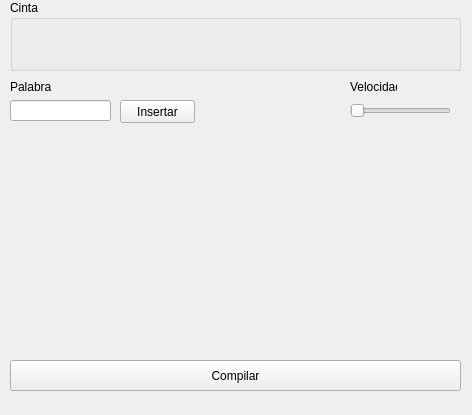
EAngurel/turingMachineSimulator, file machine.ui: the form before one commit.
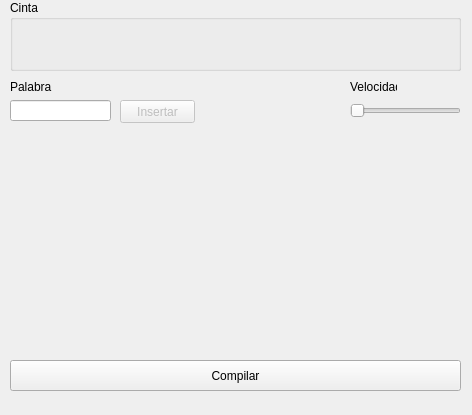
The form after the commit. Icons and pictures are not drawn.

The edit to the form file:
```diff
--- a/machine.ui
+++ b/machine.ui
@@ -54,8 +54,8 @@
     <property name="geometry">
      <rect>
       <x>200</x>
-      <y>100</y>
-      <width>131</width>
+      <y>80</y>
+      <width>141</width>
       <height>21</height>
      </rect>
     </property>
@@ -66,10 +66,13 @@
      <rect>
       <x>350</x>
       <y>100</y>
-      <width>101</width>
+      <width>111</width>
       <height>21</height>
      </rect>
     </property>
+    <property name="maximum">
+     <number>99</number>
+    </property>
     <property name="orientation">
      <enum>Qt::Horizontal</enum>
     </property>
@@ -124,6 +127,9 @@
     </property>
    </widget>
    <widget class="QPushButton" name="submit">
+    <property name="enabled">
+     <bool>false</bool>
+    </property>
     <property name="geometry">
      <rect>
       <x>120</x>
```
Left out of the diff: 65 changed lines with no effect on the pictures.
